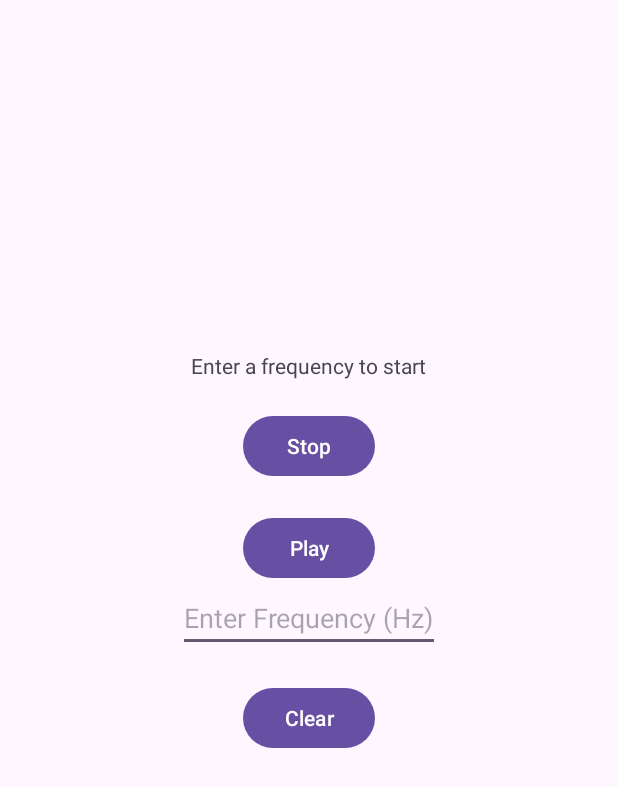
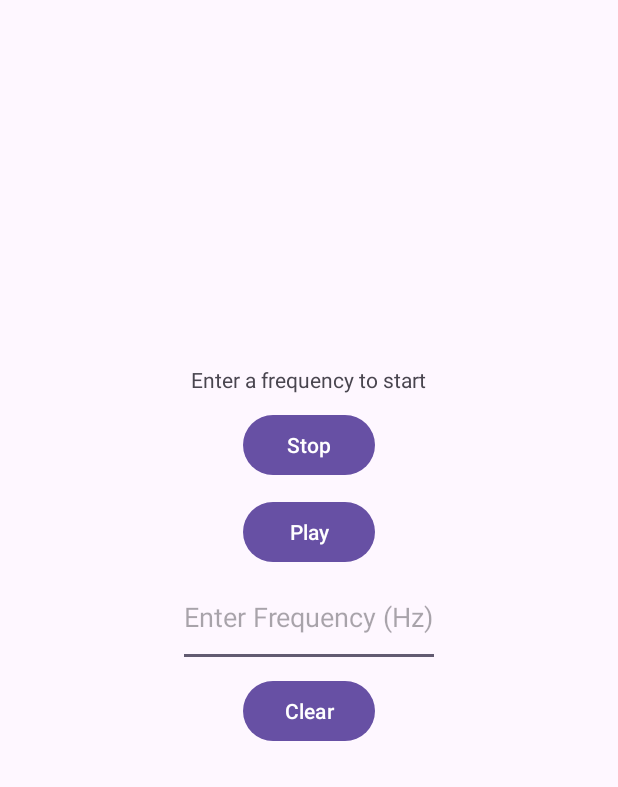
Before and after one commit to CheapPizza/FreqGenAndroid, an Android app: the screen it shows after launch (MainActivity), on a phone screen of 412 x 824 dp. Shown: the top 787 px of the screen. Run offline under Robolectric (Android 15) with nearby library versions, the phone set to English and light mode, and no system bars.

Commit message:
edit loyout

```diff
--- a/app/src/main/res/layout/activity_main.xml
+++ b/app/src/main/res/layout/activity_main.xml
@@ -8,44 +8,49 @@
     <EditText
         android:id="@+id/frequencyEditText"
         android:layout_width="wrap_content"
-        android:layout_height="wrap_content"
+        android:layout_height="66dp"
         android:layout_centerInParent="true"
         android:hint="Enter Frequency (Hz)"
-        android:inputType="number" />
+        android:inputType="number"
+        android:visibility="visible" />
 
     <Button
         android:id="@+id/playButton"
         android:layout_width="wrap_content"
         android:layout_height="wrap_content"
-        android:text="Play"
         android:layout_above="@id/frequencyEditText"
         android:layout_centerHorizontal="true"
-        android:layout_marginTop="20dp"/>
+        android:layout_marginTop="10dp"
+        android:text="Play"
+        android:visibility="visible" />
 
     <Button
         android:id="@+id/stopButton"
         android:layout_width="wrap_content"
         android:layout_height="wrap_content"
-        android:text="Stop"
         android:layout_above="@id/playButton"
         android:layout_centerHorizontal="true"
-        android:layout_marginTop="20dp"/>
+        android:layout_marginTop="10dp"
+        android:text="Stop"
+        android:visibility="visible" />
 
     <Button
         android:id="@+id/resetButton"
         android:layout_width="wrap_content"
         android:layout_height="wrap_content"
-        android:text="Clear"
         android:layout_below="@id/frequencyEditText"
         android:layout_centerHorizontal="true"
-        android:layout_marginTop="20dp"/>
+        android:layout_marginTop="5dp"
+        android:text="Clear"
+        android:visibility="visible" />
 
     <TextView
         android:id="@+id/frequencyTextView"
         android:layout_width="wrap_content"
         android:layout_height="wrap_content"
-        android:text="Enter a frequency to start"
         android:layout_above="@id/stopButton"
         android:layout_centerHorizontal="true"
-        android:layout_marginTop="20dp"/>
+        android:layout_marginTop="20dp"
+        android:text="Enter a frequency to start"
+        android:visibility="visible" />
 </RelativeLayout>
```
